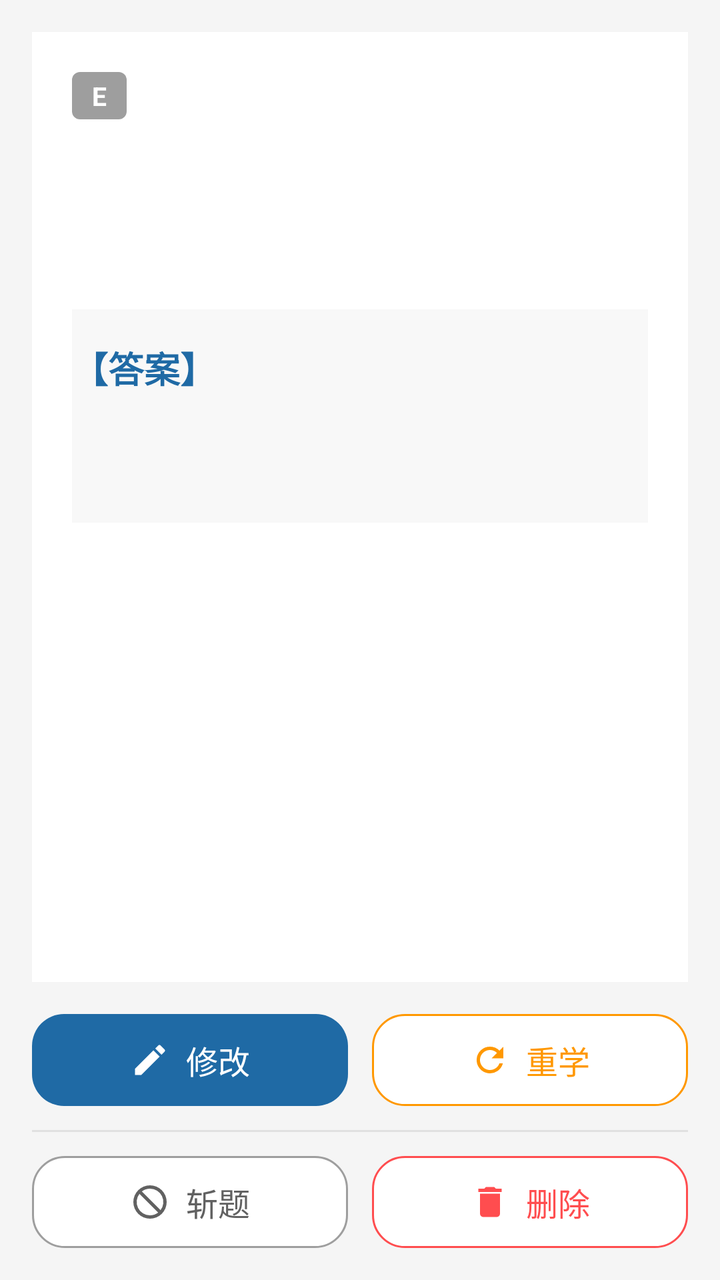
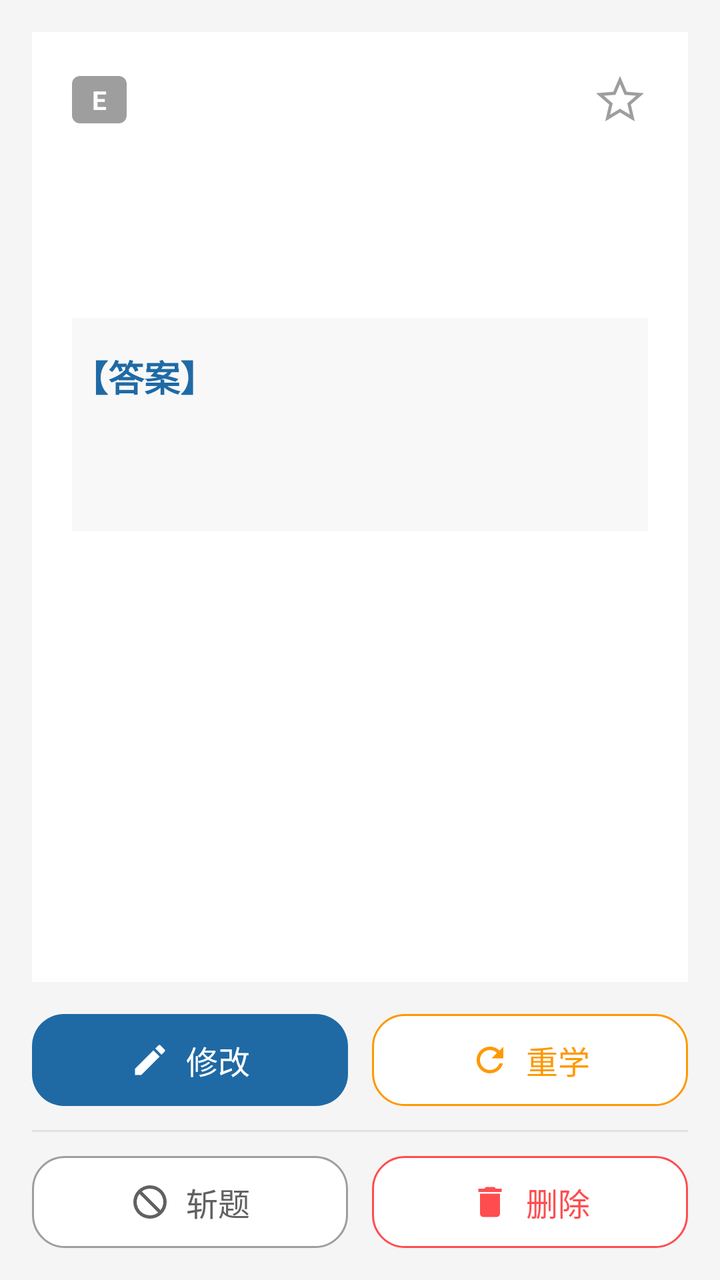

Two renders of the same Android screen: before a commit and after it. Below are the layout's source before the change and the commit's diff.
<!-- AndroidManifest.xml: application theme Theme.Demo -->
<!-- res/layout/activity_question_detail.xml -->
<?xml version="1.0" encoding="utf-8"?>
<LinearLayout
    xmlns:android="http://schemas.android.com/apk/res/android"
    xmlns:app="http://schemas.android.com/apk/res-auto"
    android:layout_width="match_parent"
    android:layout_height="match_parent"
    android:orientation="vertical"
    android:background="#f5f5f5"
    android:padding="16dp">

    <androidx.core.widget.NestedScrollView
        android:layout_width="match_parent"
        android:layout_height="0dp"
        android:layout_weight="1"
        android:background="@android:color/white"
        android:padding="20dp">

        <LinearLayout
            android:layout_width="match_parent"
            android:layout_height="wrap_content"
            android:orientation="vertical">

            
            <LinearLayout
                android:layout_width="wrap_content"
                android:layout_height="wrap_content"
                android:orientation="horizontal"
                android:gravity="center_vertical">

                <TextView
                    android:id="@+id/tv_level_badge"
                    android:layout_width="wrap_content"
                    android:layout_height="wrap_content"
                    android:background="@drawable/bg_level_badge"
                    android:paddingHorizontal="10dp"
                    android:paddingVertical="3dp"
                    android:textColor="@android:color/white"
                    android:textSize="13sp"
                    android:textStyle="bold"
                    android:text="E" />

                <TextView
                    android:id="@+id/tv_question_id"
                    android:layout_width="wrap_content"
                    android:layout_height="wrap_content"
                    android:layout_marginStart="8dp"
                    android:textColor="@color/detail_text_secondary"
                    android:textSize="12sp"
                    android:singleLine="true" />

                <TextView
                    android:id="@+id/tv_excluded_badge"
                    android:layout_width="wrap_content"
                    android:layout_height="wrap_content"
                    android:layout_marginStart="8dp"
                    android:background="@drawable/bg_level_badge"
                    android:paddingHorizontal="10dp"
                    android:paddingVertical="3dp"
                    android:textColor="@android:color/white"
                    android:textSize="13sp"
                    android:textStyle="bold"
                    android:text="已斩"
                    android:visibility="gone" />
            </LinearLayout>

            <TextView
                android:id="@+id/tv_question"
                android:layout_width="match_parent"
                android:layout_height="wrap_content"
                android:layout_marginTop="12dp"
                android:textSize="20sp"
                android:textColor="@color/detail_text_primary"
                android:lineSpacingExtra="8dp" />

            <HorizontalScrollView
                android:layout_width="match_parent"
                android:layout_height="wrap_content"
                android:layout_marginTop="16dp">
                <LinearLayout
                    android:id="@+id/review_image_layout"
                    android:layout_width="wrap_content"
                    android:layout_height="wrap_content"
                    android:orientation="horizontal"
                    android:padding="8dp" />
            </HorizontalScrollView>

            <LinearLayout
                android:id="@+id/answer_layout"
                android:layout_width="match_parent"
                android:layout_height="wrap_content"
                android:orientation="vertical"
                android:layout_marginTop="24dp"
                android:paddingTop="16dp"
                android:background="#f8f8f8">

                <TextView
                    android:layout_width="wrap_content"
                    android:layout_height="wrap_content"
                    android:text="【答案】"
                    android:textSize="18sp"
                    android:textStyle="bold"
                    android:textColor="#1f6aa5" />

                <TextView
                    android:id="@+id/tv_answer"
                    android:layout_width="match_parent"
                    android:layout_height="wrap_content"
                    android:textSize="18sp"
                    android:textColor="@color/detail_text_primary"
                    android:layout_marginTop="8dp" />

                <HorizontalScrollView
                    android:layout_width="match_parent"
                    android:layout_height="wrap_content"
                    android:layout_marginTop="16dp">
                    <LinearLayout
                        android:id="@+id/answer_image_layout"
                        android:layout_width="wrap_content"
                        android:layout_height="wrap_content"
                        android:orientation="horizontal"
                        android:padding="8dp" />
                </HorizontalScrollView>

            </LinearLayout>

        </LinearLayout>

    </androidx.core.widget.NestedScrollView>

    
    <LinearLayout
        android:id="@+id/action_group"
        android:layout_width="match_parent"
        android:layout_height="wrap_content"
        android:orientation="vertical"
        android:layout_marginTop="16dp">

        
        <LinearLayout
            android:layout_width="match_parent"
            android:layout_height="wrap_content"
            android:orientation="horizontal">

            <LinearLayout
                android:id="@+id/btn_edit"
                android:layout_width="0dp"
                android:layout_weight="1"
                android:layout_height="46dp"
                android:orientation="horizontal"
                android:gravity="center"
                android:background="@drawable/bg_detail_primary"
                android:foreground="?attr/selectableItemBackground"
                android:clickable="true"
                android:focusable="true">

                <ImageView
                    android:layout_width="20dp"
                    android:layout_height="20dp"
                    android:layout_marginEnd="8dp"
                    android:src="@drawable/ic_detail_edit"
                    android:contentDescription="修改" />

                <TextView
                    android:layout_width="wrap_content"
                    android:layout_height="wrap_content"
                    android:text="修改"
                    android:textColor="@android:color/white"
                    android:textSize="16sp" />
            </LinearLayout>

            <LinearLayout
                android:id="@+id/btn_restudy"
                android:layout_width="0dp"
                android:layout_weight="1"
                android:layout_height="46dp"
                android:layout_marginStart="12dp"
                android:orientation="horizontal"
                android:gravity="center"
                android:background="@drawable/bg_detail_outline_warn"
                android:foreground="?attr/selectableItemBackground"
                android:clickable="true"
                android:focusable="true">

                <ImageView
                    android:layout_width="20dp"
                    android:layout_height="20dp"
                    android:layout_marginEnd="8dp"
                    android:src="@drawable/ic_detail_restudy"
                    android:contentDescription="重学" />

                <TextView
                    android:layout_width="wrap_content"
                    android:layout_height="wrap_content"
                    android:text="重学"
                    android:textColor="@color/detail_warn"
                    android:textSize="16sp" />
            </LinearLayout>
        </LinearLayout>

        
        <View
            android:layout_width="match_parent"
            android:layout_height="1dp"
            android:background="@color/detail_divider"
            android:layout_marginTop="12dp"
            android:layout_marginBottom="12dp" />

        
        <LinearLayout
            android:layout_width="match_parent"
            android:layout_height="wrap_content"
            android:orientation="horizontal">

            <LinearLayout
                android:id="@+id/btn_exclude"
                android:layout_width="0dp"
                android:layout_weight="1"
                android:layout_height="46dp"
                android:orientation="horizontal"
                android:gravity="center"
                android:background="@drawable/bg_detail_outline_gray"
                android:foreground="?attr/selectableItemBackground"
                android:clickable="true"
                android:focusable="true">

                <ImageView
                    android:id="@+id/btn_exclude_icon"
                    android:layout_width="20dp"
                    android:layout_height="20dp"
                    android:layout_marginEnd="8dp"
                    android:src="@drawable/ic_detail_exclude"
                    android:contentDescription="斩题" />

                <TextView
                    android:id="@+id/btn_exclude_text"
                    android:layout_width="wrap_content"
                    android:layout_height="wrap_content"
                    android:text="斩题"
                    android:textColor="@color/detail_text_secondary"
                    android:textSize="16sp" />
            </LinearLayout>

            <LinearLayout
                android:id="@+id/btn_delete"
                android:layout_width="0dp"
                android:layout_weight="1"
                android:layout_height="46dp"
                android:layout_marginStart="12dp"
                android:orientation="horizontal"
                android:gravity="center"
                android:background="@drawable/bg_detail_outline_danger"
                android:foreground="?attr/selectableItemBackground"
                android:clickable="true"
                android:focusable="true">

                <ImageView
                    android:layout_width="20dp"
                    android:layout_height="20dp"
                    android:layout_marginEnd="8dp"
                    android:src="@drawable/ic_detail_delete"
                    android:contentDescription="删除" />

                <TextView
                    android:layout_width="wrap_content"
                    android:layout_height="wrap_content"
                    android:text="删除"
                    android:textColor="@color/detail_danger"
                    android:textSize="16sp" />
            </LinearLayout>
        </LinearLayout>

    </LinearLayout>

</LinearLayout>
<!-- resources referenced by this layout -->
<resources>
  <color name="detail_danger">#FF4D4F</color>
  <color name="detail_divider">#E0E0E0</color>
  <color name="detail_text_primary">#333333</color>
  <color name="detail_text_secondary">#616161</color>
  <color name="detail_warn">#FF9800</color>
  <!-- drawable bg_detail_outline_danger (drawable) -->
  <?xml version="1.0" encoding="utf-8"?>
  <shape xmlns:android="http://schemas.android.com/apk/res/android"
      android:shape="rectangle">
      <corners android:radius="16dp" />
      <solid android:color="#FFFFFF" />
      <stroke android:width="1dp" android:color="@color/detail_danger" />
  </shape>
  <!-- drawable bg_detail_outline_gray (drawable) -->
  <?xml version="1.0" encoding="utf-8"?>
  <shape xmlns:android="http://schemas.android.com/apk/res/android"
      android:shape="rectangle">
      <corners android:radius="16dp" />
      <solid android:color="#FFFFFF" />
      <stroke android:width="1dp" android:color="@color/detail_secondary_stroke" />
  </shape>
  <!-- drawable bg_detail_outline_warn (drawable) -->
  <?xml version="1.0" encoding="utf-8"?>
  <shape xmlns:android="http://schemas.android.com/apk/res/android"
      android:shape="rectangle">
      <corners android:radius="16dp" />
      <solid android:color="#FFFFFF" />
      <stroke android:width="1dp" android:color="@color/detail_warn" />
  </shape>
  <!-- drawable bg_detail_primary (drawable) -->
  <?xml version="1.0" encoding="utf-8"?>
  <shape xmlns:android="http://schemas.android.com/apk/res/android"
      android:shape="rectangle">
      <corners android:radius="16dp" />
      <solid android:color="@color/detail_primary" />
  </shape>
  <!-- drawable bg_level_badge (drawable) -->
  <?xml version="1.0" encoding="utf-8"?>
  <shape xmlns:android="http://schemas.android.com/apk/res/android"
      android:shape="rectangle">
      <corners android:radius="4dp"/>
      <solid android:color="#9e9e9e"/>
  </shape>
  <!-- drawable ic_detail_delete (drawable) -->
  <?xml version="1.0" encoding="utf-8"?>
  <vector xmlns:android="http://schemas.android.com/apk/res/android"
      android:width="24dp"
      android:height="24dp"
      android:viewportWidth="24"
      android:viewportHeight="24"
      android:tint="@color/detail_danger">
      <path
          android:fillColor="#FFFFFF"
          android:pathData="M6,19a2,2 0,0 0,2 2h8a2,2 0,0 0,2 -2V7H6zM19,4h-3.5l-1,-1h-5l-1,1H5v2h14z" />
  </vector>
  <!-- drawable ic_detail_restudy (drawable) -->
  <?xml version="1.0" encoding="utf-8"?>
  <vector xmlns:android="http://schemas.android.com/apk/res/android"
      android:width="24dp"
      android:height="24dp"
      android:viewportWidth="24"
      android:viewportHeight="24"
      android:tint="@color/detail_warn">
      <path
          android:fillColor="#FFFFFF"
          android:pathData="M17.65,6.35A7.95,7.95 0,0 0,12 4a8,8 0,1 0,7.73,10h-2.08A6,6 0,1 1,12 6c1.66,0 3.14,0.69 4.22,1.78L13,11h7V4l-2.35,2.35z" />
  </vector>
  <style name="Theme.Demo" parent="Base.Theme.Demo" />
  <color name="detail_secondary_stroke">#9E9E9E</color>
  <color name="detail_primary">#1F6AA5</color>
  <color name="white">#FFFFFFFF</color>
  <style name="Base.Theme.Demo" parent="Theme.Material3.DayNight.NoActionBar">
          
          
      </style>
  <!-- unchanged entries left out for length: 2 -->
</resources>

<!-- the commit's change to res/layout/activity_question_detail.xml (unified diff, before → after) -->
@@ -22,7 +22,7 @@
 
             
             <LinearLayout
-                android:layout_width="wrap_content"
+                android:layout_width="match_parent"
                 android:layout_height="wrap_content"
                 android:orientation="horizontal"
                 android:gravity="center_vertical">
@@ -61,6 +61,22 @@
                     android:textStyle="bold"
                     android:text="已斩"
                     android:visibility="gone" />
+
+                <View
+                    android:layout_width="0dp"
+                    android:layout_height="1dp"
+                    android:layout_weight="1" />
+
+                <ImageView
+                    android:id="@+id/btn_favorite"
+                    android:layout_width="28dp"
+                    android:layout_height="28dp"
+                    android:padding="2dp"
+                    android:foreground="?attr/selectableItemBackground"
+                    android:clickable="true"
+                    android:focusable="true"
+                    android:src="@drawable/ic_star_outline"
+                    android:contentDescription="收藏" />
             </LinearLayout>
 
             <TextView
<!-- resource entries referenced after the edit -->
@@ -67,6 +67,20 @@
           android:fillColor="#FFFFFF"
           android:pathData="M17.65,6.35A7.95,7.95 0,0 0,12 4a8,8 0,1 0,7.73,10h-2.08A6,6 0,1 1,12 6c1.66,0 3.14,0.69 4.22,1.78L13,11h7V4l-2.35,2.35z" />
   </vector>
+  <!-- drawable ic_star_outline (drawable) -->
+  <?xml version="1.0" encoding="utf-8"?>
+  <vector xmlns:android="http://schemas.android.com/apk/res/android"
+      android:width="24dp"
+      android:height="24dp"
+      android:viewportWidth="24"
+      android:viewportHeight="24"
+      android:tint="@color/detail_secondary_stroke">
+      <path
+          android:fillColor="#00000000"
+          android:strokeColor="#9E9E9E"
+          android:strokeWidth="1.6"
+          android:pathData="M12,17.27L18.18,21l-1.64,-7.03L22,9.24l-7.19,-0.61L12,2L9.19,8.63L2,9.24l5.46,4.73L5.82,21z" />
+  </vector>
   <style name="Theme.Demo" parent="Base.Theme.Demo" />
   <color name="detail_secondary_stroke">#9E9E9E</color>
   <color name="detail_primary">#1F6AA5</color>
